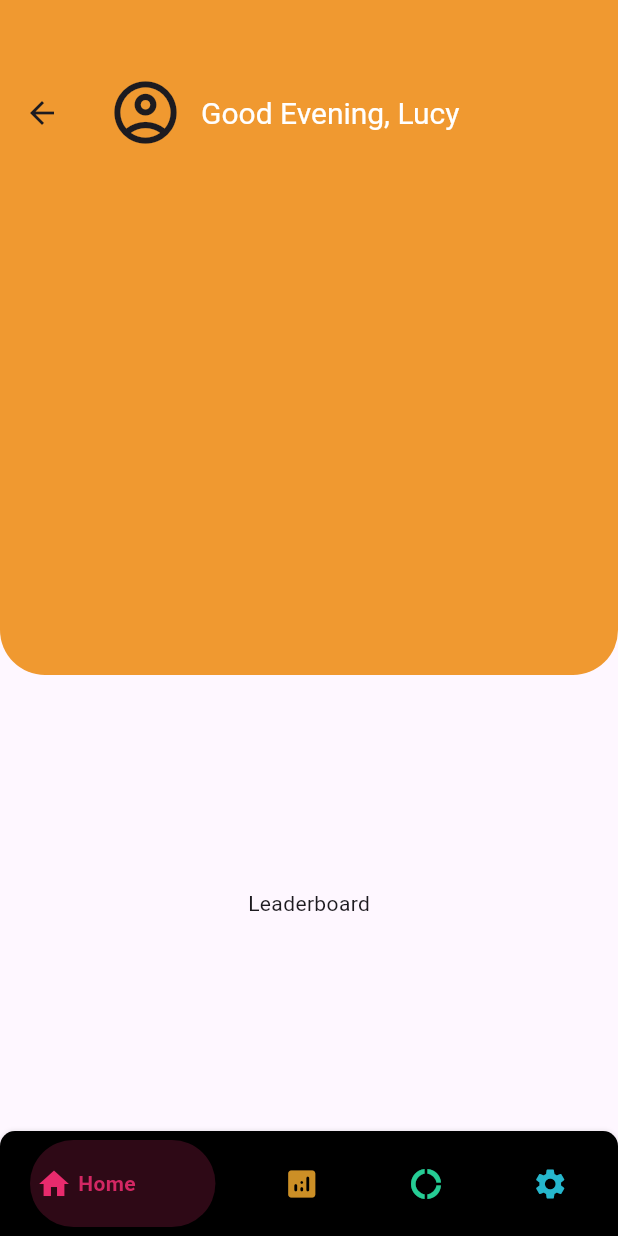
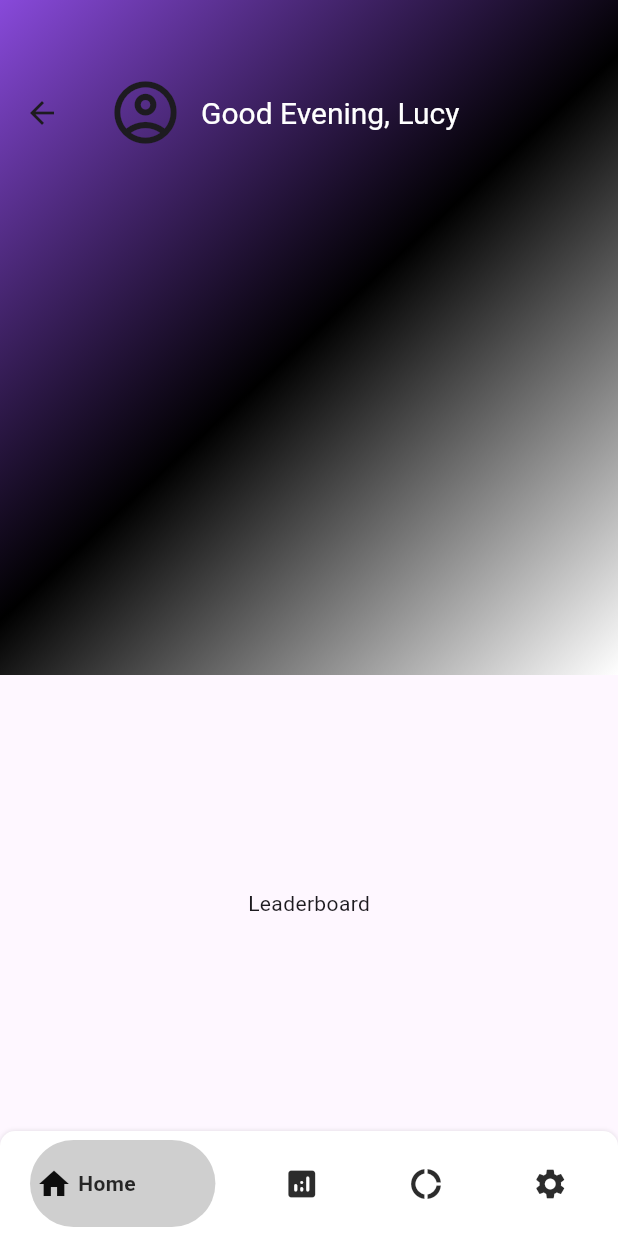
Before and after one commit to KIL0NZI/pedometer, a Flutter app: the HomeScreen screen opened directly, on a phone screen of 412 x 824 dp. Run offline on Flutter 3.47's test engine with Material 3 defaults, Android fonts, the phone set to English and light mode, and no system bars; our stand-ins replace google_fonts.

Commit message:
changes to the ui

```diff
--- a/lib/Themes/colors.dart
+++ b/lib/Themes/colors.dart
@@ -1,9 +1,6 @@
 import 'package:flutter/material.dart';
 
 class colors {
-  static const appbar = Color.fromARGB(255, 240, 153, 48);
-  static const home = Color.fromARGB(226, 232, 43, 109);
-  static const analytics = Color.fromARGB(225, 43, 232, 169);
-  static const leaderboard = Color.fromARGB(224, 232, 163, 43);
-  static const settings = Color.fromARGB(225, 43, 207, 232);
+  static const appbar = Color.fromARGB(255, 136, 73, 218);
+  static const activePage = Color.fromARGB(223, 14, 14, 14);
 }
--- /dev/null
+++ b/lib/models/new_user.dart
@@ -0,0 +1,3 @@
+class NewUSer {
+  bool _isNew = true;
+}
--- a/lib/screens/homescreen.dart
+++ b/lib/screens/homescreen.dart
@@ -1,7 +1,10 @@
+import 'package:flutter/cupertino.dart';
 import 'package:flutter/material.dart';
+import 'package:flutter/widgets.dart';
 import 'package:pedometer/Themes/colors.dart';
 import 'package:google_fonts/google_fonts.dart';
 import 'package:pedometer/models/bottom_nav_bar.dart';
+import 'package:pedometer/screens/leaderboard_tab.dart';
 
 class HomeScreen extends StatefulWidget {
   const HomeScreen({
@@ -19,6 +22,15 @@ class _HomeScreenState extends State<HomeScreen> {
     setState(() {
       _selectedIndex = index;
     });
+    if (index == 0) {
+      MaterialPageRoute(builder: (BuildContext context) => const LeaderBoard());
+    }
+    if (index == 1) {
+      MaterialPageRoute(builder: (BuildContext context) => const LeaderBoard());
+    }
+    if (index == 2) {
+      MaterialPageRoute(builder: (BuildContext context) => const LeaderBoard());
+    }
   }
 
   @override
@@ -27,7 +39,7 @@ class _HomeScreenState extends State<HomeScreen> {
       body: NestedScrollView(
         headerSliverBuilder: (BuildContext context, bool innerBoxIsScrolled) {
           return <Widget>[
-            const SliverAppBar(
+            SliverAppBar(
               title: Row(
                   mainAxisAlignment: MainAxisAlignment.start,
                   crossAxisAlignment: CrossAxisAlignment.center,
@@ -43,9 +55,6 @@ class _HomeScreenState extends State<HomeScreen> {
                       'Good Evening, Lucy',
                       style: TextStyle(color: Colors.white, fontSize: 20),
                     ),
-                    Row(
-                      children: [],
-                    )
                   ]),
               backgroundColor: colors.appbar,
               expandedHeight: 450.0,
@@ -56,15 +65,26 @@ class _HomeScreenState extends State<HomeScreen> {
               flexibleSpace: FlexibleSpaceBar(
                 centerTitle: true,
                 collapseMode: CollapseMode.parallax,
-                background: ClipRRect(
-                  borderRadius: BorderRadius.only(
-                    bottomLeft:
-                        Radius.circular(30.0), // Adjust the radius as needed
-                    bottomRight: Radius.circular(30.0),
+                background: Container(
+                  decoration: const BoxDecoration(
+                      gradient: LinearGradient(
+                          begin: Alignment.topLeft,
+                          end: Alignment.bottomRight,
+                          colors: [
+                        colors.appbar,
+                        Colors.black,
+                        Colors.white,
+                      ])),
+                  child: const ClipRRect(
+                    borderRadius: BorderRadius.only(
+                      bottomLeft:
+                          Radius.circular(30.0), // Adjust the radius as needed
+                      bottomRight: Radius.circular(30.0),
+                    ),
                   ),
                 ),
               ),
-              shape: RoundedRectangleBorder(
+              shape: const RoundedRectangleBorder(
                 borderRadius: BorderRadius.vertical(
                   bottom: Radius.circular(
                       30.0), // Border radius for the collapsed state
@@ -80,29 +100,29 @@ class _HomeScreenState extends State<HomeScreen> {
       bottomNavigationBar: BottomNavyBar(
         borderRadius: BorderRadius.only(
             topRight: Radius.circular(10), topLeft: Radius.circular(10)),
-        backgroundColor: Colors.black,
+        backgroundColor: Colors.white,
         selectedIndex: _selectedIndex,
         onItemSelected: _onItemSelected,
         items: [
           BottomNavyBarItem(
             icon: Icon(Icons.home),
             title: Text('Home'),
-            activeColor: colors.home,
+            activeColor: colors.activePage,
           ),
           BottomNavyBarItem(
             icon: Icon(Icons.analytics_rounded),
             title: Text('Leaderboard'),
-            activeColor: colors.leaderboard,
+            activeColor: colors.activePage,
           ),
           BottomNavyBarItem(
             icon: Icon(Icons.donut_large),
             title: Text('Analytics'),
-            activeColor: colors.analytics,
+            activeColor: colors.activePage,
           ),
           BottomNavyBarItem(
             icon: Icon(Icons.settings),
             title: Text('Settings'),
-            activeColor: colors.settings,
+            activeColor: colors.activePage,
           ),
         ],
       ),
```
Also changed, not shown: lib/screens/landing_page.dart (+18 -9 lines), lib/screens/leaderboard_tab.dart (added, +19 -0 lines), pubspec.yaml (+2 -5 lines), lib/assets/images/Landing-Image.png (added).
